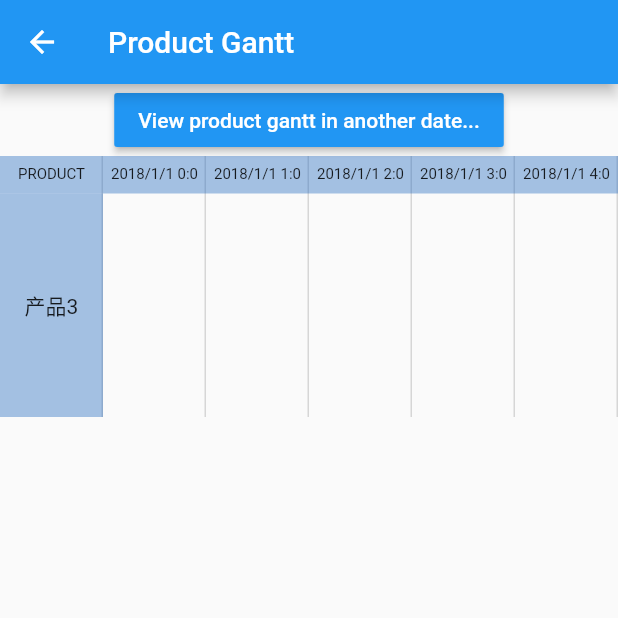
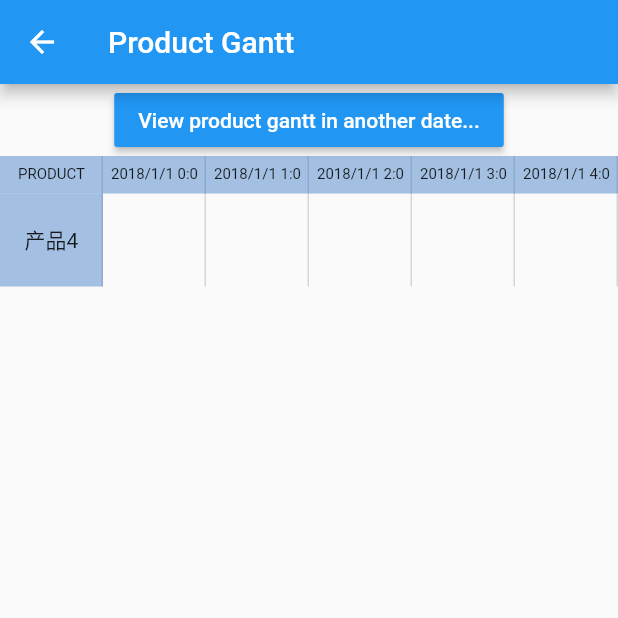
Before and after one commit to CCl4-NJU/gantt_flutter, a Flutter app: the GranttChartScreen screen opened directly, after a tap on "PRODUCT", on a phone screen of 412 x 824 dp, the top half of it. Run offline on Flutter 3.47's test engine with Material 2 defaults, Android fonts, the phone set to English and light mode, and no system bars; our stand-ins replace charts_flutter, flutter_datetime_picker, percent_indicator; missing offline and left inert: date_utils.

Commit message:
confirm and mock logic between page resource gantt and page product gantt

```diff
--- a/lib/calendar_demo/gantt_chart/gantt_chart_screen.dart
+++ b/lib/calendar_demo/gantt_chart/gantt_chart_screen.dart
@@ -299,7 +299,11 @@ class GanttChart extends StatelessWidget {
         onTap: () {
           Navigator.push(
             context,
-            MaterialPageRoute(builder: (context) => ProductGanttPage()),
+            MaterialPageRoute(
+                builder: (context) => ProductGanttPage(
+                      product_id: user.id.toString(),
+                      from_date: fromDate,
+                    )),
           );
         },
         child: new Container(
@@ -402,10 +406,10 @@ var users = [
 ];
 
 var users2 = [
-  Product(id: 1, name: '产品400375'),
-  Product(id: 2, name: '产品300786'),
-  Product(id: 3, name: '产品300787'),
-  Product(id: 4, name: '产品300788'),
+  Product(id: 1, name: '产品1'),
+  Product(id: 2, name: '产品2'),
+  Product(id: 3, name: '产品3'),
+  Product(id: 4, name: '产品4'),
 ];
 
 //productions：一条生产线同一时段可以同时生产多个产品，只是示例刚好没有这种情况
--- a/lib/calendar_demo/gantt_chart/product_gantt_page.dart
+++ b/lib/calendar_demo/gantt_chart/product_gantt_page.dart
@@ -4,7 +4,16 @@ import 'dart:math';
 
 import 'models.dart';
 
+String product_id;
+
 class ProductGanttPage extends StatefulWidget {
+  final String product_id;
+  final DateTime from_date;
+
+  ProductGanttPage(
+      {Key key, @required this.product_id, @required this.from_date})
+      : super(key: key);
+
   @override
   State<StatefulWidget> createState() {
     return new ProductGranttScreenState();
@@ -23,6 +32,7 @@ class ProductGranttScreenState extends State<ProductGanttPage>
   List<Resource> projectsInChart;
 
   int _mock_index = 0;
+  int _prod_index = 0;
 
   @override
   void initState() {
@@ -31,11 +41,26 @@ class ProductGranttScreenState extends State<ProductGanttPage>
         duration: Duration(microseconds: 2000), vsync: this);
     animationController.forward();
 
-    fromDate = DateTime(2018, 1, 1);
-    toDate = DateTime(2018, 1, 2);
+    fromDate = widget.from_date;
+    toDate = fromDate.add(new Duration(days: 1));
 
-    projectsInChart = projects;
-    usersInChart = users;
+    print(widget.product_id + ' : ' + widget.from_date.toString());
+    /** 判断产品id和日期的部分 */
+    if (widget.product_id.toString() == '3') {
+      if (fromDate.compareTo(DateTime(2018, 1, 1)) > 0) {
+        _mock_index = 1;
+      }
+    } else {
+      _prod_index = 1;
+      if (fromDate.compareTo(DateTime(2018, 1, 1)) > 0) {
+        _mock_index = 1;
+      }
+    }
+
+    // projectsInChart = projects;
+    // usersInChart = users;
+    projectsInChart = resource_arr[_prod_index][_mock_index];
+    usersInChart = product_arr[_prod_index];
   }
 
   Widget buildAppBar() {
@@ -70,7 +95,9 @@ class ProductGranttScreenState extends State<ProductGanttPage>
         toDate = fromDate.add(new Duration(days: 1));
 
         _mock_index = 1 - _mock_index;
-        projectsInChart = proj_arr[_mock_index];
+        // projectsInChart = proj_arr[_mock_index];
+
+        projectsInChart = resource_arr[_prod_index][_mock_index];
       });
 
       print(picked);
@@ -377,6 +404,7 @@ class ProductGantt extends StatelessWidget {
   }
 }
 
+/** 产品3数据 */
 var users = [
   Product(id: 3, name: '产品3'),
 ];
@@ -447,4 +475,43 @@ var projects2 = [
       productions: [3]),
 ];
 
+/** 产品4数据 */
+var users2 = [
+  Product(id: 4, name: '产品4'),
+];
+
+var projects21 = [
+  Resource(
+      id: 1,
+      name: 'Line 1',
+      startTime: DateTime(2018, 1, 1, 21, 0),
+      endTime: DateTime(2018, 1, 1, 23, 0),
+      productions: [4]),
+  Resource(
+      id: 2,
+      name: '张三',
+      startTime: DateTime(2018, 1, 1, 21, 0),
+      endTime: DateTime(2018, 1, 1, 23, 0),
+      productions: [4]),
+];
+
+var projects22 = [
+  Resource(
+      id: 1,
+      name: 'Line 1',
+      startTime: DateTime(2018, 1, 2, 15, 0),
+      endTime: DateTime(2018, 1, 2, 17, 0),
+      productions: [4]),
+  Resource(
+      id: 2,
+      name: '张三',
+      startTime: DateTime(2018, 1, 2, 15, 0),
+      endTime: DateTime(2018, 1, 2, 17, 0),
+      productions: [4]),
+];
+
 var proj_arr = [projects, projects2];
+var proj_arr2 = [projects21, projects22];
+
+var product_arr = [users, users2];
+var resource_arr = [proj_arr, proj_arr2];
```
